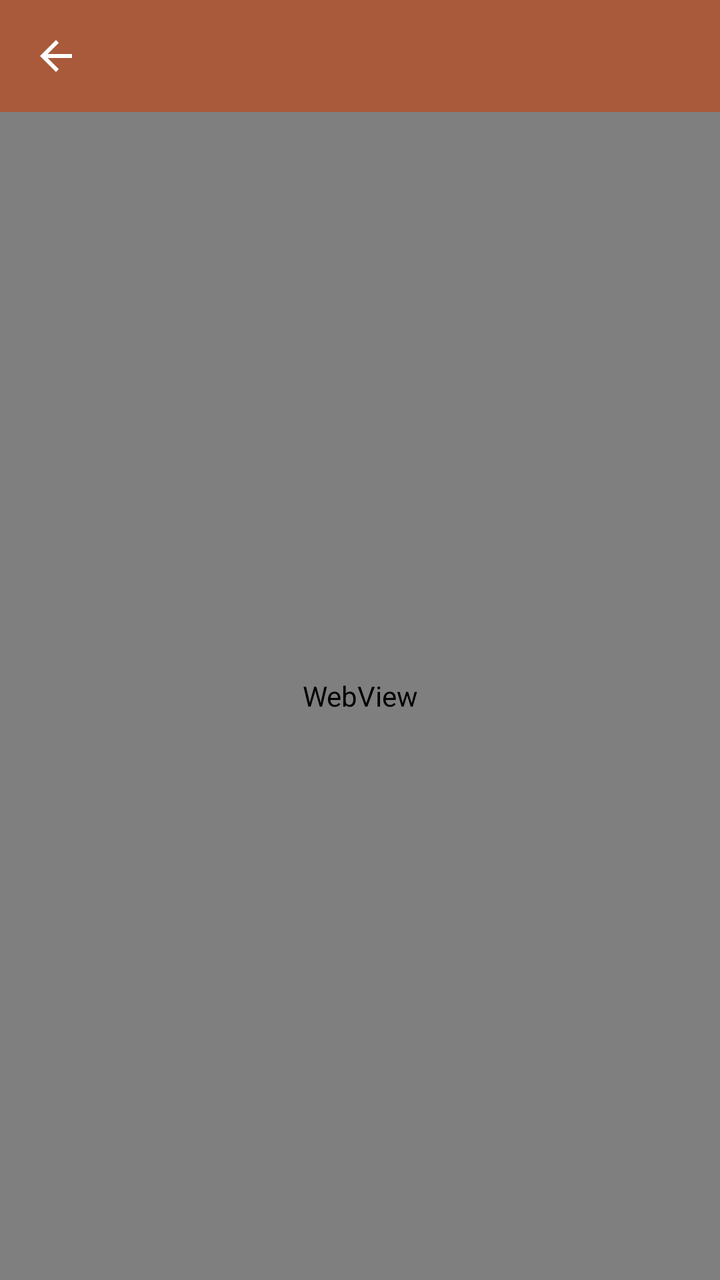
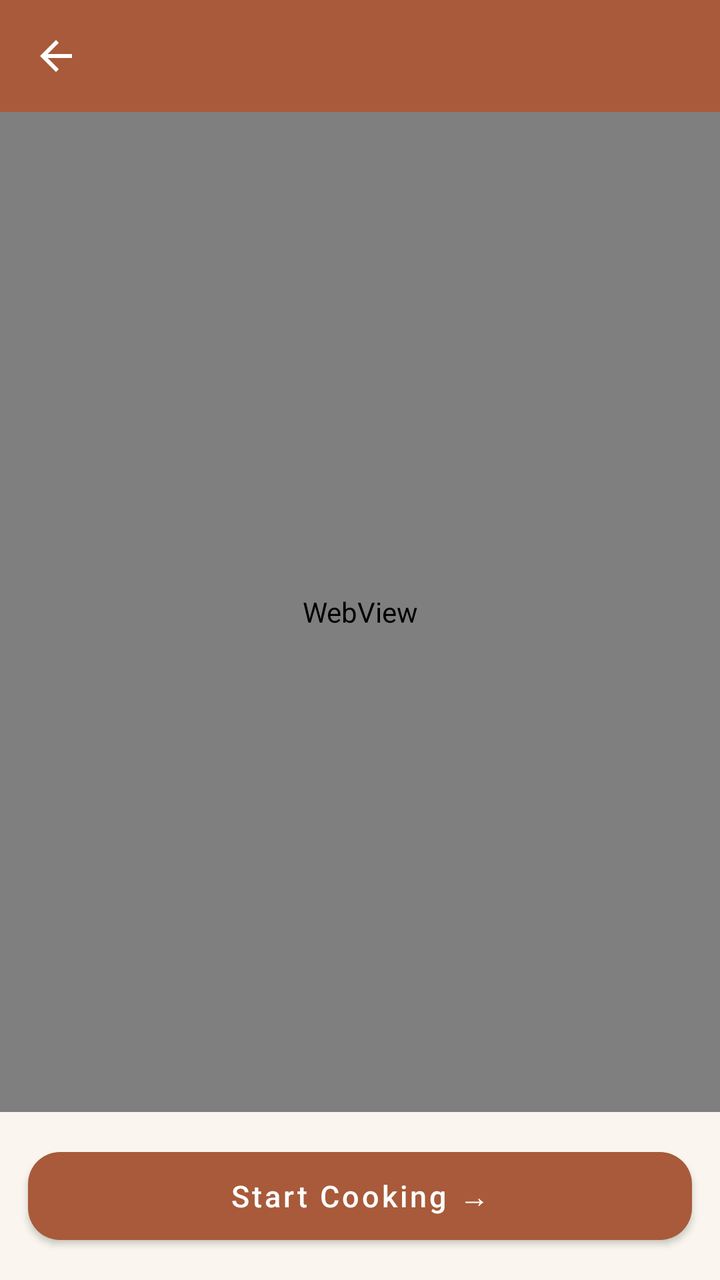

Two renders of the same Android screen: before a commit and after it. Below are the layout's source before the change and the commit's diff.
<!-- AndroidManifest.xml: application theme Theme.Aaswad -->
<!-- res/layout/activity_recipe_detail.xml -->
<?xml version="1.0" encoding="utf-8"?>
<LinearLayout xmlns:android="http://schemas.android.com/apk/res/android"
    xmlns:app="http://schemas.android.com/apk/res-auto"
    android:layout_width="match_parent"
    android:layout_height="match_parent"
    android:orientation="vertical"
    android:background="@color/background">

    <com.google.android.material.appbar.AppBarLayout
        android:layout_width="match_parent"
        android:layout_height="wrap_content"
        android:background="@color/primary"
        android:theme="@style/ThemeOverlay.MaterialComponents.Dark.ActionBar"
        app:elevation="2dp">

        <androidx.appcompat.widget.Toolbar
            android:id="@+id/detailToolbar"
            android:layout_width="match_parent"
            android:layout_height="?attr/actionBarSize"
            app:titleTextColor="@color/white"
            app:titleTextAppearance="@style/ToolbarTitleModern"
            app:navigationIcon="@drawable/ic_back" />

    </com.google.android.material.appbar.AppBarLayout>

    <WebView
        android:id="@+id/webView"
        android:layout_width="match_parent"
        android:layout_height="0dp"
        android:layout_weight="1"
        android:background="@color/background" />

</LinearLayout>
<!-- resources referenced by this layout -->
<resources>
  <color name="background">#FAF6EF</color>
  <color name="primary">#A85A3A</color>
  <color name="white">#FFFFFF</color>
  <!-- drawable ic_back (drawable) -->
  <vector xmlns:android="http://schemas.android.com/apk/res/android"
      android:width="24dp"
      android:height="24dp"
      android:viewportWidth="24"
      android:viewportHeight="24"
      android:tint="#FFFFFF">
      <path
          android:fillColor="#FF000000"
          android:pathData="M20,11H7.83l5.59,-5.59L12,4l-8,8 8,8 1.41,-1.41L7.83,13H20v-2z" />
  </vector>
  <style name="ToolbarTitleModern" parent="TextAppearance.Widget.AppCompat.Toolbar.Title">
          <item name="android:textSize">22sp</item>
          <item name="android:fontFamily">sans-serif-medium</item>
          <item name="android:letterSpacing">0.01</item>
      </style>
  <style name="Theme.Aaswad" parent="Theme.MaterialComponents.DayNight.NoActionBar">
          <item name="colorPrimary">@color/primary</item>
          <item name="colorPrimaryDark">@color/primary_dark</item>
          <item name="colorAccent">@color/primary</item>
          <item name="android:windowBackground">@color/background</item>
          <item name="android:statusBarColor">@color/primary_dark</item>
      </style>
  <color name="primary_dark">#6B3A24</color>
</resources>

<!-- the commit's change to res/layout/activity_recipe_detail.xml (unified diff, before → after) -->
@@ -30,4 +30,17 @@
         android:layout_weight="1"
         android:background="@color/background" />
 
+    <com.google.android.material.button.MaterialButton
+        android:id="@+id/startCookingButton"
+        android:layout_width="match_parent"
+        android:layout_height="56dp"
+        android:layout_margin="14dp"
+        android:text="Start Cooking →"
+        android:textSize="15sp"
+        android:textAllCaps="false"
+        app:backgroundTint="@color/primary"
+        app:cornerRadius="16dp"
+        android:textColor="@color/white"
+        android:elevation="6dp" />
+
 </LinearLayout>
